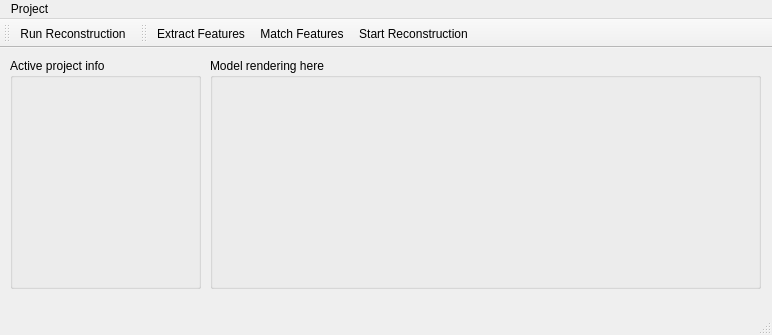
Qt form ui/mainwindow.ui (lybros/appa) before a commit.
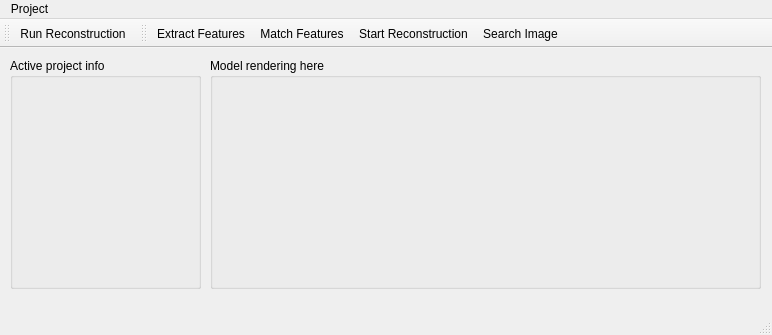
The same form after that commit. Icons and pictures are not drawn.

Commit message: add search image action

```diff
--- a/ui/mainwindow.ui
+++ b/ui/mainwindow.ui
@@ -82,6 +82,7 @@
    <addaction name="actionExtract_Features"/>
    <addaction name="actionMatch_Features"/>
    <addaction name="actionStart_Reconstruction"/>
+   <addaction name="actionSearch_Image"/>
   </widget>
   <action name="actionNewProject">
    <property name="text">
@@ -151,6 +152,14 @@
     <string>Start Recostruction</string>
    </property>
   </action>
+  <action name="actionSearch_Image">
+   <property name="text">
+    <string>Search Image</string>
+   </property>
+   <property name="toolTip">
+    <string>Search Image</string>
+   </property>
+  </action>
  </widget>
  <layoutdefault spacing="6" margin="11"/>
  <resources/>
```
The commit also changes 4 other files.
